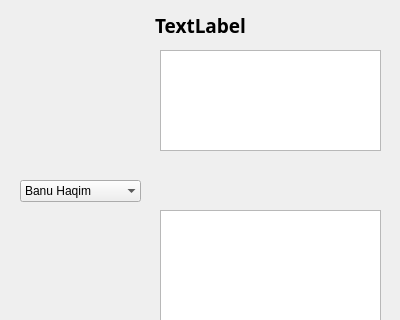
This is clanwindow.ui in Pkow1999/Vampire-The-Masquerade-V5-Character-Sheet as Qt 5 draws it before an edit; both pictures show x 0 to 400 and y 0 to 320 of the 400 by 505 pixel window. The edited form follows.
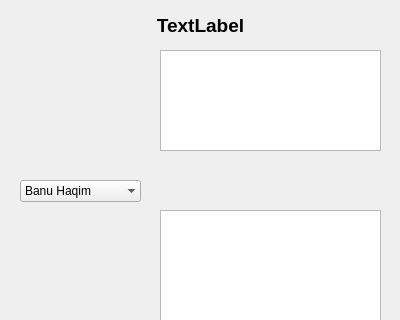
This is the edited form. Icons and pictures are not drawn.

What changed in the file:
```diff
--- a/clanwindow.ui
+++ b/clanwindow.ui
@@ -645,7 +645,6 @@
    </property>
    <property name="font">
     <font>
-     <family>Segoe Script</family>
      <pointsize>14</pointsize>
      <bold>true</bold>
     </font>
```
Left out of the diff: 4 changed lines with no effect on the pictures.
